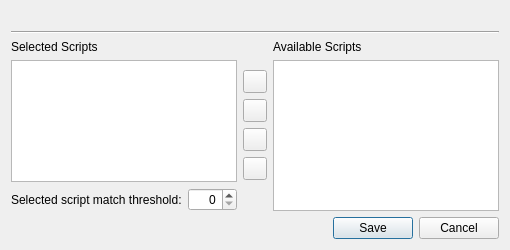
Qt form ui/exception_script_selector.ui (metabrainz/picard) before a commit.
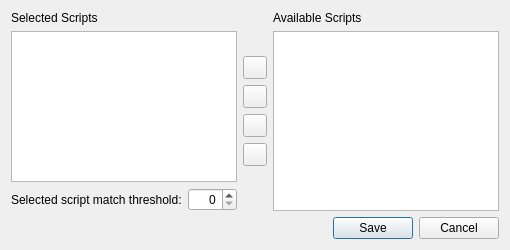
The same form after that commit. Icons and pictures are not drawn.

Commit message: Remove instructions from dialog.  Leave tooltip.

```diff
--- a/ui/exception_script_selector.ui
+++ b/ui/exception_script_selector.ui
@@ -29,23 +29,6 @@
    <string>Exception Script Selector</string>
   </property>
   <layout class="QVBoxLayout" name="verticalLayout">
-   <item>
-    <widget class="QLabel" name="threshold_explanation">
-     <property name="text">
-      <string/>
-     </property>
-     <property name="wordWrap">
-      <bool>true</bool>
-     </property>
-    </widget>
-   </item>
-   <item>
-    <widget class="Line" name="line">
-     <property name="orientation">
-      <enum>Qt::Horizontal</enum>
-     </property>
-    </widget>
-   </item>
    <item>
     <layout class="QHBoxLayout" name="horizontalLayout">
      <item>
```
The commit also changes 2 other files.
